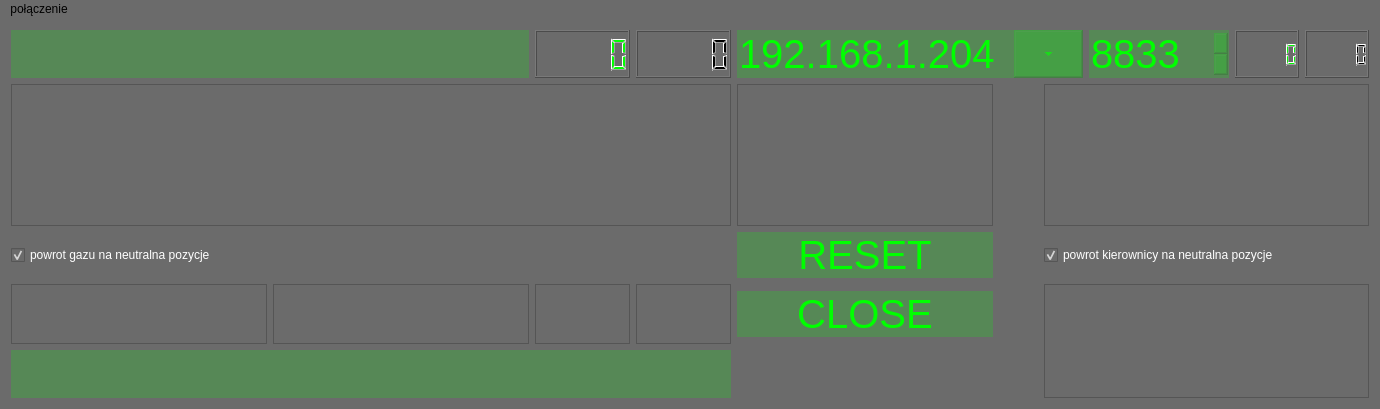
Old version of the form pilot/pilotwindow.ui in the repository cyniu88/QT_kurs.
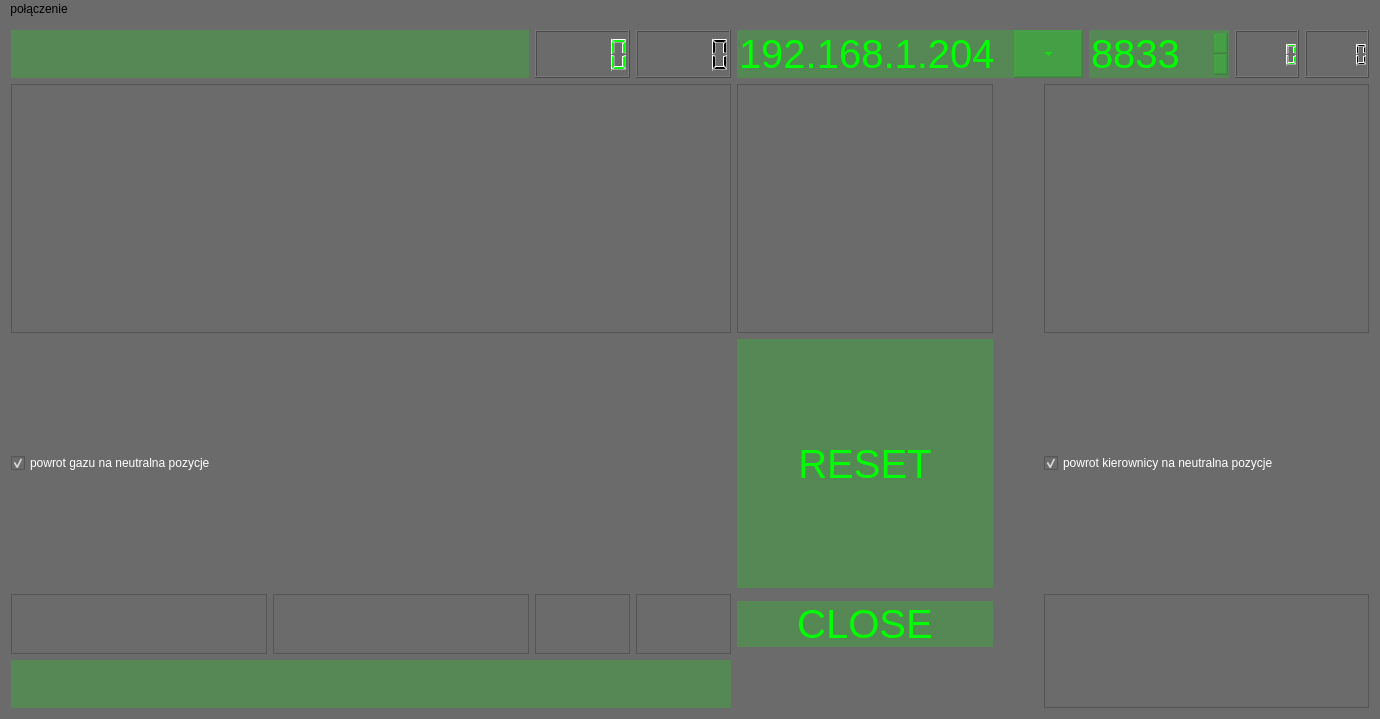
New version of the form. Icons and pictures are not drawn.

The edit to the form file:
```diff
--- a/pilot/pilotwindow.ui
+++ b/pilot/pilotwindow.ui
@@ -7,7 +7,7 @@
     <x>0</x>
     <y>0</y>
     <width>1380</width>
-    <height>409</height>
+    <height>719</height>
    </rect>
   </property>
   <property name="cursor">
```
Left out of the diff: 106 changed lines with no effect on the pictures.
